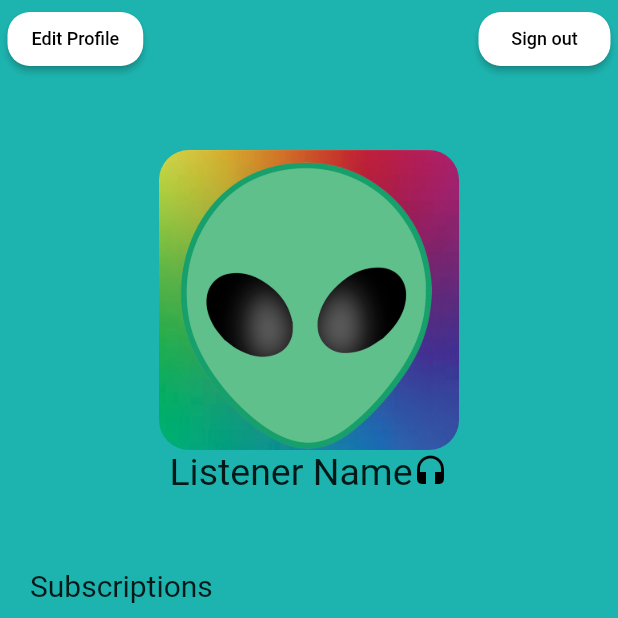
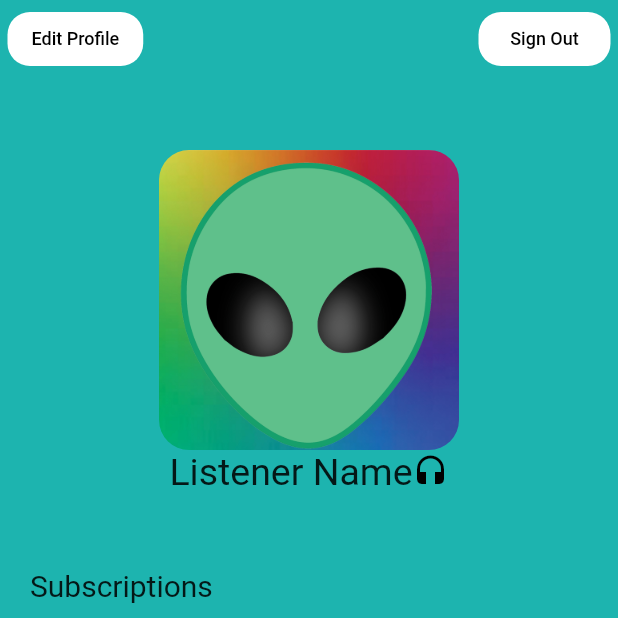
Before and after one commit to DomCogan/listenly, a Flutter app: the ListenerProfile screen opened by its route, on a phone screen of 412 x 824 dp, the top half of it. Run offline on Flutter 3.47's test engine with Material 2 defaults, Android fonts, the phone set to English and light mode, and no system bars.

Commit message:
Reusable Flat button used in few files

```diff
--- /dev/null
+++ b/lib/button.dart
@@ -0,0 +1,33 @@
+import 'package:flutter/cupertino.dart';
+import 'package:flutter/material.dart';
+
+class Button extends StatelessWidget {
+  Button(
+      {@required this.name,
+      this.borderRadius,
+      this.fontSize,
+      this.whenPressed,
+      this.buttonColor});
+  final double borderRadius;
+  final String name;
+  final double fontSize;
+  final Function whenPressed;
+  final Color buttonColor;
+
+  @override
+  Widget build(BuildContext context) {
+    return FlatButton(
+        shape: RoundedRectangleBorder(
+          borderRadius: BorderRadius.circular(borderRadius),
+        ),
+        textColor: Colors.black,
+        color: buttonColor,
+        child: Text(
+          name,
+          style: TextStyle(
+            fontSize: fontSize,
+          ),
+        ),
+        onPressed: whenPressed);
+  }
+}
--- a/lib/listener_profile.dart
+++ b/lib/listener_profile.dart
@@ -1,5 +1,6 @@
 import 'package:flutter/cupertino.dart';
 import 'package:flutter/material.dart';
+import 'button.dart';
 
 class ListenerProfile extends StatefulWidget {
   @override
@@ -19,38 +20,24 @@ class _State extends State<ListenerProfile> {
             Row(
               mainAxisAlignment: MainAxisAlignment.spaceBetween,
               children: <Widget>[
-                RaisedButton(
-                  shape: RoundedRectangleBorder(
-                    borderRadius: BorderRadius.circular(15),
-                  ),
-                  textColor: Colors.black,
-                  color: Colors.white,
-                  child: Text(
-                    'Edit Profile',
-                    style: TextStyle(
-                      fontSize: 12,
-                    ),
-                  ),
-                  onPressed: () {
+                Button(
+                  borderRadius: 15,
+                  name: 'Edit Profile',
+                  fontSize: 12,
+                  buttonColor: Colors.white,
+                  whenPressed: () {
                     Navigator.pushNamed(context, '/listener_profile_edit');
                   },
                 ),
-                RaisedButton(
-                  shape: RoundedRectangleBorder(
-                    borderRadius: BorderRadius.circular(15),
-                  ),
-                  textColor: Colors.black,
-                  color: Colors.white,
-                  child: Text(
-                    'Sign out',
-                    style: TextStyle(
-                      fontSize: 12,
-                    ),
-                  ),
-                  onPressed: () {
+                Button(
+                  borderRadius: 15,
+                  name: 'Sign Out',
+                  fontSize: 12,
+                  buttonColor: Colors.white,
+                  whenPressed: () {
                     Navigator.pushNamed(context, '/');
                   },
-                )
+                ),
               ],
             ),
             SizedBox(
```
Also changed, not shown: lib/artist_profile_edit.dart (+29 -51 lines), lib/tracking_list.dart (deleted, +0 -53 lines).
